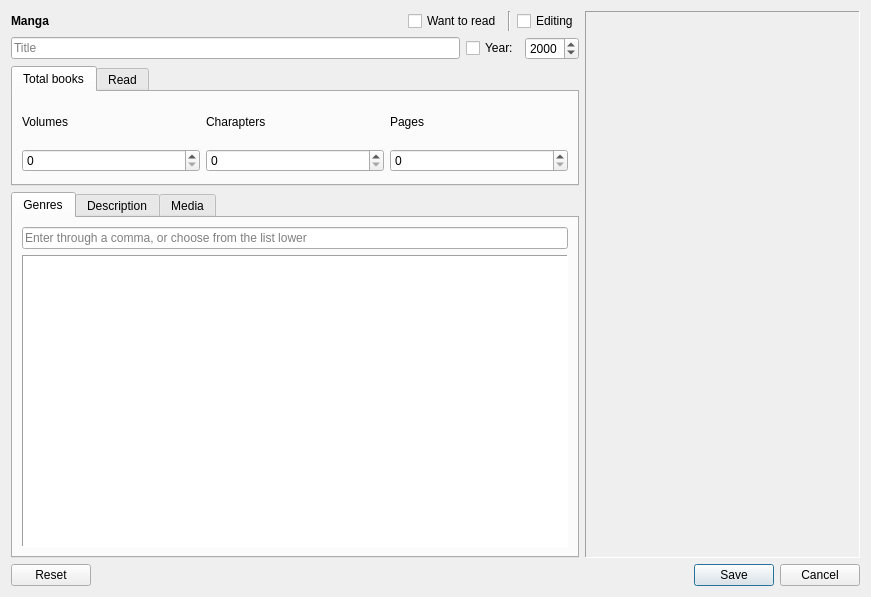
Old version of the form dialogaddmanga.ui in the repository LibertaSoft/DatabaseAnime.
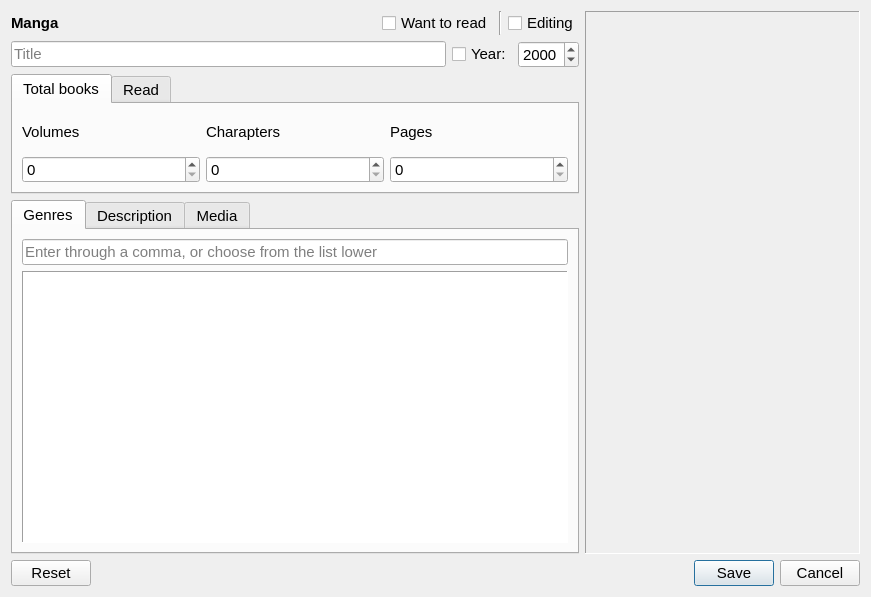
New version of the form. Icons and pictures are not drawn. Custom widgets are drawn as their Qt base class.

```diff
--- a/dialogaddmanga.ui
+++ b/dialogaddmanga.ui
@@ -30,6 +30,8 @@
           <widget class="QLabel" name="label">
            <property name="font">
             <font>
+             <family>Cantarell</family>
+             <pointsize>11</pointsize>
              <weight>75</weight>
              <bold>true</bold>
             </font>
@@ -41,6 +43,12 @@
          </item>
          <item>
           <spacer name="HSpacer_0">
+           <property name="font">
+            <font>
+             <family>Cantarell</family>
+             <pointsize>11</pointsize>
+            </font>
+           </property>
            <property name="orientation">
             <enum>Qt::Horizontal</enum>
            </property>
@@ -54,6 +62,12 @@
          </item>
          <item>
           <widget class="QCheckBox" name="CheckBox_LookLater">
+           <property name="font">
+            <font>
+             <family>Cantarell</family>
+             <pointsize>11</pointsize>
+            </font>
+           </property>
            <property name="text">
             <string>Want to read</string>
            </property>
@@ -61,6 +75,12 @@
          </item>
          <item>
           <widget class="Line" name="line">
+           <property name="font">
+            <font>
+             <family>Cantarell</family>
+             <pointsize>11</pointsize>
+            </font>
+           </property>
            <property name="orientation">
             <enum>Qt::Vertical</enum>
            </property>
@@ -68,6 +88,12 @@
          </item>
          <item>
           <widget class="QCheckBox" name="CheckBox_Editing">
+           <property name="font">
+            <font>
+             <family>Cantarell</family>
+             <pointsize>11</pointsize>
+            </font>
+           </property>
            <property name="text">
             <string>Editing</string>
            </property>
@@ -82,9 +108,18 @@
          </property>
          <item>
           <widget class="QLineEdit" name="LineEdit_Title">
+           <property name="font">
+            <font>
+             <family>Cantarell</family>
+             <pointsize>11</pointsize>
+            </font>
+           </property>
            <property name="maxLength">
             <number>128</number>
            </property>
+           <property name="dragEnabled">
+            <bool>true</bool>
+           </property>
            <property name="placeholderText">
             <string>Title</string>
            </property>
@@ -92,6 +127,12 @@
          </item>
          <item>
           <widget class="QCheckBox" name="CBox_Year">
+           <property name="font">
+            <font>
+             <family>Cantarell</family>
+             <pointsize>11</pointsize>
+            </font>
+           </property>
            <property name="text">
             <string>Year:</string>
            </property>
@@ -99,6 +140,12 @@
          </item>
          <item>
           <widget class="QSpinBox" name="SpinBox_Year">
+           <property name="font">
+            <font>
+             <family>Cantarell</family>
+             <pointsize>11</pointsize>
+            </font>
+           </property>
            <property name="minimum">
             <number>1900</number>
            </property>
@@ -134,6 +181,12 @@
            <height>120</height>
           </size>
          </property>
+         <property name="font">
+          <font>
+           <family>Cantarell</family>
+           <pointsize>11</pointsize>
+          </font>
+         </property>
          <property name="currentIndex">
           <number>0</number>
          </property>
@@ -142,11 +195,24 @@
            <string>Total books</string>
           </attribute>
           <layout class="QGridLayout" name="gridLayout">
-           <item row="1" column="2">
-            <widget class="QSpinBox" name="SpinBox_aPages"/>
-           </item>
-           <item row="1" column="1">
-            <widget class="QSpinBox" name="SpinBox_aCh"/>
+           <item row="0" column="0">
+            <widget class="QLabel" name="Lbl_aVol">
+             <property name="maximumSize">
+              <size>
+               <width>16777215</width>
+               <height>40</height>
+              </size>
+             </property>
+             <property name="font">
+              <font>
+               <family>Cantarell</family>
+               <pointsize>11</pointsize>
+              </font>
+             </property>
+             <property name="text">
+              <string>Volumes</string>
+             </property>
+            </widget>
            </item>
            <item row="0" column="1">
             <widget class="QLabel" name="Lbl_aCh">
@@ -156,6 +222,12 @@
                <height>40</height>
               </size>
              </property>
+             <property name="font">
+              <font>
+               <family>Cantarell</family>
+               <pointsize>11</pointsize>
+              </font>
+             </property>
              <property name="text">
               <string>Charapters</string>
              </property>
@@ -169,26 +241,46 @@
                <height>40</height>
               </size>
              </property>
+             <property name="font">
+              <font>
+               <family>Cantarell</family>
+               <pointsize>11</pointsize>
+              </font>
+             </property>
              <property name="text">
               <string>Pages</string>
              </property>
             </widget>
            </item>
-           <item row="0" column="0">
-            <widget class="QLabel" name="Lbl_aVol">
-             <property name="maximumSize">
-              <size>
-               <width>16777215</width>
-               <height>40</height>
-              </size>
-             </property>
-             <property name="text">
-              <string>Volumes</string>
-             </property>
-            </widget>
-           </item>
            <item row="1" column="0">
-            <widget class="QSpinBox" name="SpinBox_aVol"/>
+            <widget class="QSpinBox" name="SpinBox_aVol">
+             <property name="font">
+              <font>
+               <family>Cantarell</family>
+               <pointsize>11</pointsize>
+              </font>
+             </property>
+            </widget>
+           </item>
+           <item row="1" column="1">
+            <widget class="QSpinBox" name="SpinBox_aCh">
+             <property name="font">
+              <font>
+               <family>Cantarell</family>
+               <pointsize>11</pointsize>
+              </font>
+             </property>
+            </widget>
+           </item>
+           <item row="1" column="2">
+            <widget class="QSpinBox" name="SpinBox_aPages">
+             <property name="font">
+              <font>
+               <family>Cantarell</family>
+               <pointsize>11</pointsize>
+              </font>
+             </property>
+            </widget>
            </item>
           </layout>
          </widget>
@@ -197,27 +289,6 @@
            <string>Read</string>
           </attribute>
           <layout class="QGridLayout" name="gridLayout_2">
-           <item row="1" column="1">
-            <widget class="QSpinBox" name="SpinBox_vCh">
-             <property name="maximum">
-              <number>0</number>
-             </property>
-            </widget>
-           </item>
-           <item row="1" column="2">
-            <widget class="QSpinBox" name="SpinBox_vPages">
-             <property name="maximum">
-              <number>0</number>
-             </property>
-            </widget>
-           </item>
-           <item row="1" column="0">
-            <widget class="QSpinBox" name="SpinBox_vVol">
-             <property name="maximum">
-              <number>0</number>
-             </property>
-            </widget>
-           </item>
            <item row="0" column="0">
             <widget class="QLabel" name="Lbl_vVol">
              <property name="text">
@@ -239,12 +310,39 @@
              </property>
             </widget>
            </item>
+           <item row="1" column="0">
+            <widget class="QSpinBox" name="SpinBox_vVol">
+             <property name="maximum">
+              <number>0</number>
+             </property>
+            </widget>
+           </item>
+           <item row="1" column="1">
+            <widget class="QSpinBox" name="SpinBox_vCh">
+             <property name="maximum">
+              <number>0</number>
+             </property>
+            </widget>
+           </item>
+           <item row="1" column="2">
+            <widget class="QSpinBox" name="SpinBox_vPages">
+             <property name="maximum">
+              <number>0</number>
+             </property>
+            </widget>
+           </item>
           </layout>
          </widget>
         </widget>
        </item>
        <item>
         <widget class="QTabWidget" name="TabWidget_Info">
+         <property name="font">
+          <font>
+           <family>Cantarell</family>
+           <pointsize>11</pointsize>
+          </font>
+         </property>
          <property name="currentIndex">
           <number>0</number>
          </property>
@@ -255,15 +353,27 @@
           <layout class="QVBoxLayout" name="verticalLayout_2">
            <item>
             <widget class="QLineEdit" name="LineEdit_Tags">
+             <property name="font">
+              <font>
+               <family>Cantarell</family>
+               <pointsize>11</pointsize>
+              </font>
+             </property>
              <property name="text">
               <string/>
              </property>
              <property name="maxLength">
               <number>256</number>
              </property>
+             <property name="dragEnabled">
+              <bool>true</bool>
+             </property>
              <property name="placeholderText">
               <string>Enter through a comma, or choose from the list lower</string>
              </property>
+             <property name="clearButtonEnabled">
+              <bool>true</bool>
+             </property>
             </widget>
            </item>
            <item>
@@ -280,6 +390,12 @@
                <height>0</height>
               </size>
              </property>
+             <property name="font">
+              <font>
+               <family>Cantarell</family>
+               <pointsize>11</pointsize>
+              </font>
+             </property>
              <property name="frameShape">
               <enum>QFrame::Panel</enum>
              </property>
@@ -416,6 +532,12 @@
          <height>0</height>
         </size>
        </property>
+       <property name="font">
+        <font>
+         <family>Cantarell</family>
+         <pointsize>11</pointsize>
+        </font>
+       </property>
        <property name="toolTip">
         <string>Drop image here, or a double click for a file choice</string>
        </property>
@@ -446,6 +568,12 @@
    </item>
    <item>
     <widget class="QDialogButtonBox" name="BtnBox">
+     <property name="font">
+      <font>
+       <family>Cantarell</family>
+       <pointsize>11</pointsize>
+      </font>
+     </property>
      <property name="standardButtons">
       <set>QDialogButtonBox::Cancel|QDialogButtonBox::Reset|QDialogButtonBox::Save</set>
      </property>
```
